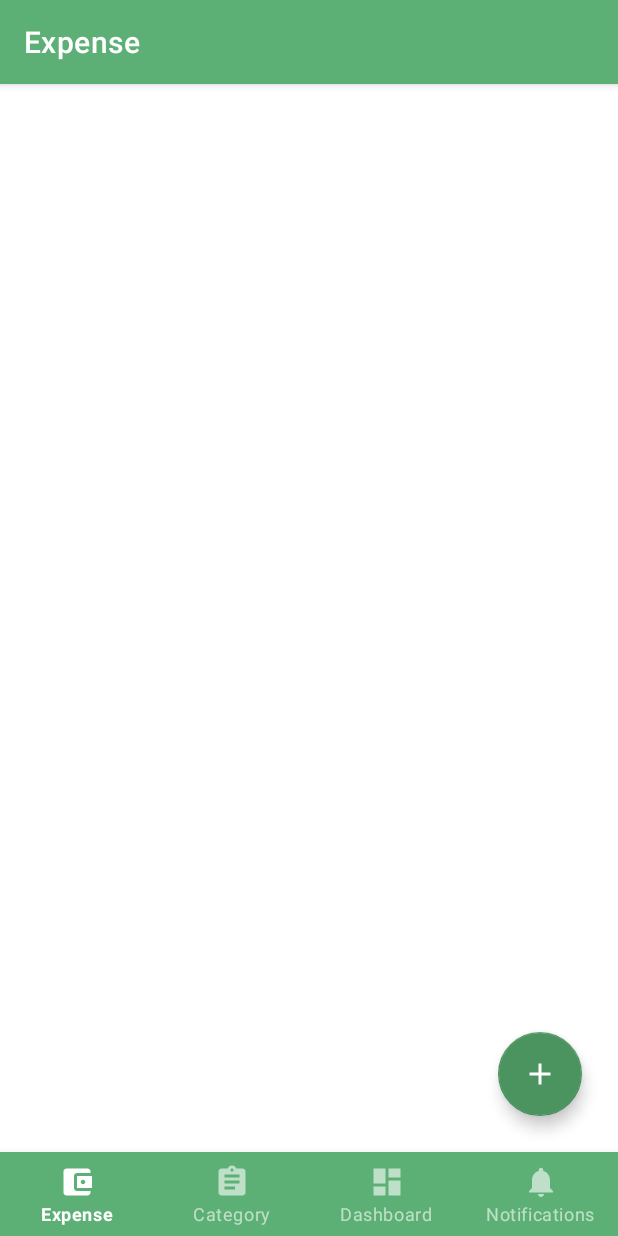
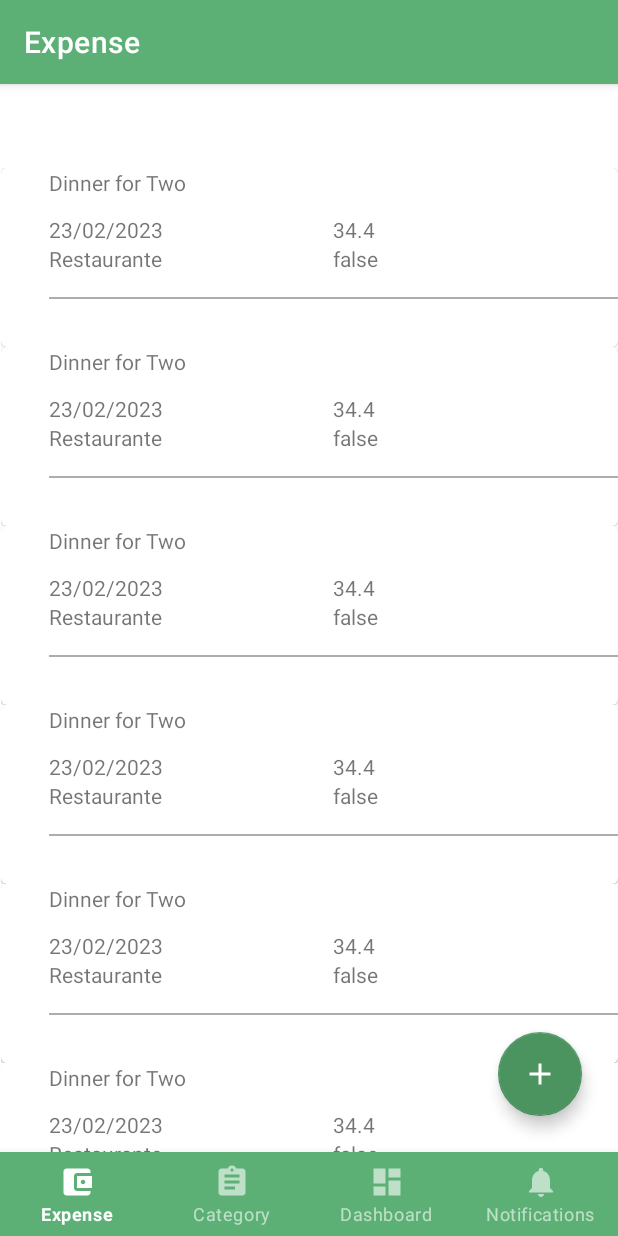
Before and after one commit to userddssilva/financial-checker-mobile, an Android app: the screen it shows after launch (MainActivity), on a phone screen of 412 x 824 dp. Run offline under Robolectric (Android 15) with nearby library versions, the phone set to English and light mode, and no system bars; our stand-ins replace navigation-ui.

Commit message:
feat: implement new list of expense

```diff
--- /dev/null
+++ b/app/src/main/java/com/financialchecker/model/adapter/ExpenseAdapter.kt
@@ -0,0 +1,54 @@
+/*
+ * MIT License
+ *
+ * Copyright (c) 2024 Financial Checker
+ *
+ * Permission is hereby granted, free of charge, to any person obtaining a copy
+ * of this software and associated documentation files (the "Software"), to deal
+ * in the Software without restriction, including without limitation the rights
+ * to use, copy, modify, merge, publish, distribute, sublicense, and/or sell
+ * copies of the Software, and to permit persons to whom the Software is
+ * furnished to do so, subject to the following conditions:
+ *
+ * The above copyright notice and this permission notice shall be included in all
+ * copies or substantial portions of the Software.
+ *
+ * THE SOFTWARE IS PROVIDED "AS IS", WITHOUT WARRANTY OF ANY KIND, EXPRESS OR
+ * IMPLIED, INCLUDING BUT NOT LIMITED TO THE WARRANTIES OF MERCHANTABILITY,
+ * FITNESS FOR A PARTICULAR PURPOSE AND NONINFRINGEMENT. IN NO EVENT SHALL THE
+ * AUTHORS OR COPYRIGHT HOLDERS BE LIABLE FOR ANY CLAIM, DAMAGES OR OTHER
+ * LIABILITY, WHETHER IN AN ACTION OF CONTRACT, TORT OR OTHERWISE, ARISING FROM,
+ * OUT OF OR IN CONNECTION WITH THE SOFTWARE OR THE USE OR OTHER DEALINGS IN THE
+ * SOFTWARE.
+ */
+
+package com.financialchecker.model.adapter
+
+import android.view.LayoutInflater
+import android.view.ViewGroup
+import androidx.recyclerview.widget.RecyclerView.Adapter
+import com.financialchecker.R
+import com.financialchecker.model.data.Expense
+import com.financialchecker.ui.expense.ExpenseViewHolder
+
+class ExpenseAdapter(private val expenses: List<Expense>) : Adapter<ExpenseViewHolder>() {
+    override fun onCreateViewHolder(parent: ViewGroup, viewType: Int): ExpenseViewHolder {
+        val context = parent.context
+        val inflater = LayoutInflater.from(context)
+        val expenseView = inflater.inflate(R.layout.item_expense, parent, false)
+        return ExpenseViewHolder(expenseView)
+    }
+
+    override fun getItemCount(): Int {
+        return expenses.size
+    }
+
+    override fun onBindViewHolder(holder: ExpenseViewHolder, position: Int) {
+        holder.description.text = expenses[position].description
+        holder.category.text = expenses[position].description
+        holder.date.text = expenses[position].date
+        holder.value.text = expenses[position].value.toString()
+        holder.category.text = expenses[position].category.name
+        holder.isPaid.text = expenses[position].isPaid.toString()
+    }
+}
--- /dev/null
+++ b/app/src/main/java/com/financialchecker/model/adapter/ExpenseCategoryAdapter.kt
@@ -0,0 +1,50 @@
+/*
+ * MIT License
+ *
+ * Copyright (c) 2024 Financial Checker
+ *
+ * Permission is hereby granted, free of charge, to any person obtaining a copy
+ * of this software and associated documentation files (the "Software"), to deal
+ * in the Software without restriction, including without limitation the rights
+ * to use, copy, modify, merge, publish, distribute, sublicense, and/or sell
+ * copies of the Software, and to permit persons to whom the Software is
+ * furnished to do so, subject to the following conditions:
+ *
+ * The above copyright notice and this permission notice shall be included in all
+ * copies or substantial portions of the Software.
+ *
+ * THE SOFTWARE IS PROVIDED "AS IS", WITHOUT WARRANTY OF ANY KIND, EXPRESS OR
+ * IMPLIED, INCLUDING BUT NOT LIMITED TO THE WARRANTIES OF MERCHANTABILITY,
+ * FITNESS FOR A PARTICULAR PURPOSE AND NONINFRINGEMENT. IN NO EVENT SHALL THE
+ * AUTHORS OR COPYRIGHT HOLDERS BE LIABLE FOR ANY CLAIM, DAMAGES OR OTHER
+ * LIABILITY, WHETHER IN AN ACTION OF CONTRACT, TORT OR OTHERWISE, ARISING FROM,
+ * OUT OF OR IN CONNECTION WITH THE SOFTWARE OR THE USE OR OTHER DEALINGS IN THE
+ * SOFTWARE.
+ */
+
+package com.financialchecker.model.adapter
+
+import android.view.LayoutInflater
+import android.view.ViewGroup
+import androidx.recyclerview.widget.RecyclerView.Adapter
+import com.financialchecker.R
+import com.financialchecker.model.data.ExpenseCategory
+import com.financialchecker.ui.category.ExpenseCategoryViewHolder
+
+class ExpenseCategoryAdapter(private val expenseCategoryItems: List<ExpenseCategory>) :
+    Adapter<ExpenseCategoryViewHolder>() {
+    override fun onCreateViewHolder(parent: ViewGroup, viewType: Int): ExpenseCategoryViewHolder {
+        val context = parent.context
+        val inflater = LayoutInflater.from(context)
+        val expenseCategoryView = inflater.inflate(R.layout.item_expense_category, parent, false)
+        return ExpenseCategoryViewHolder(expenseCategoryView)
+    }
+
+    override fun getItemCount(): Int {
+        return expenseCategoryItems.size
+    }
+
+    override fun onBindViewHolder(holder: ExpenseCategoryViewHolder, position: Int) {
+        holder.category.text = expenseCategoryItems[position].name
+    }
+}
--- a/app/src/main/java/com/financialchecker/ui/category/ExpenseCategoryAdapter.kt
+++ b/app/src/main/java/com/financialchecker/model/data/Expense.kt
@@ -22,26 +22,12 @@
  * SOFTWARE.
  */
 
-package com.financialchecker.ui.category
+package com.financialchecker.model.data
 
-import android.view.LayoutInflater
-import android.view.ViewGroup
-import androidx.recyclerview.widget.RecyclerView.Adapter
-import com.financialchecker.R
-
-class ExpenseCategoryAdapter(private val expenseCategoryItems: List<ExpenseCategory>) : Adapter<ExpenseCategoryViewHolder>() {
-    override fun onCreateViewHolder(parent: ViewGroup, viewType: Int): ExpenseCategoryViewHolder {
-        val context = parent.context
-        val inflater = LayoutInflater.from(context)
-        val expenseCategoryView = inflater.inflate(R.layout.item_expense_category, parent, false)
-        return ExpenseCategoryViewHolder(expenseCategoryView)
-    }
-
-    override fun getItemCount(): Int {
-        return expenseCategoryItems.size
-    }
-
-    override fun onBindViewHolder(holder: ExpenseCategoryViewHolder, position: Int) {
-        holder.category.text = expenseCategoryItems[position].name
-    }
-}
+data class Expense(
+    val description: String,
+    val date: String,
+    val value: Double,
+    val category: ExpenseCategory,
+    val isPaid: Boolean
+)
--- a/app/src/main/java/com/financialchecker/ui/category/ExpenseCategory.kt
+++ b/app/src/main/java/com/financialchecker/model/data/ExpenseCategory.kt
@@ -22,9 +22,9 @@
  * SOFTWARE.
  */
 
-package com.financialchecker.ui.category
+package com.financialchecker.model.data
 
 data class ExpenseCategory(
-        val name: String,
-        val isEssential: Boolean
+    val name: String,
+    val isEssential: Boolean
 )
--- a/app/src/main/java/com/financialchecker/ui/category/CategoryFragment.kt
+++ b/app/src/main/java/com/financialchecker/ui/category/CategoryFragment.kt
@@ -21,6 +21,7 @@
  * OUT OF OR IN CONNECTION WITH THE SOFTWARE OR THE USE OR OTHER DEALINGS IN THE
  * SOFTWARE.
  */
+
 package com.financialchecker.ui.category
 
 import android.os.Bundle
@@ -31,6 +32,8 @@ import androidx.fragment.app.Fragment
 import androidx.recyclerview.widget.LinearLayoutManager
 import com.financialchecker.R
 import com.financialchecker.databinding.FragmentCategoryBinding
+import com.financialchecker.model.adapter.ExpenseCategoryAdapter
+import com.financialchecker.model.data.ExpenseCategory
 
 class CategoryFragment : Fragment() {
     private var _binding: FragmentCategoryBinding? = null
--- a/app/src/main/java/com/financialchecker/ui/expense/ExpenseFragment.kt
+++ b/app/src/main/java/com/financialchecker/ui/expense/ExpenseFragment.kt
@@ -29,11 +29,14 @@ import android.os.Bundle
 import android.view.LayoutInflater
 import android.view.View
 import android.view.ViewGroup
-import android.widget.TextView
 import androidx.fragment.app.Fragment
 import androidx.lifecycle.ViewModelProvider
+import androidx.recyclerview.widget.LinearLayoutManager
 import com.financialchecker.R
 import com.financialchecker.databinding.FragmentExpenseBinding
+import com.financialchecker.model.adapter.ExpenseAdapter
+import com.financialchecker.model.data.Expense
+import com.financialchecker.model.data.ExpenseCategory
 import com.google.android.material.floatingactionbutton.FloatingActionButton
 
 class ExpenseFragment : Fragment() {
@@ -63,6 +66,24 @@ class ExpenseFragment : Fragment() {
             startActivity(intent)
         }
 
+        val expense = Expense(
+            "Dinner for Two",
+            "23/02/2023",
+            34.4,
+            ExpenseCategory("Restaurante", true),
+            false
+        )
+
+        val expenses = arrayListOf<Expense>()
+
+        for (i in 1..10) {
+            expenses.add(expense)
+        }
+
+        val expensesRecycleView = binding.rcExpenses
+        expensesRecycleView.layoutManager = LinearLayoutManager(context)
+        expensesRecycleView.adapter = ExpenseAdapter(expenses)
+
 //        val textView: TextView = binding.textHome
 //        expenseViewModel.text.observe(viewLifecycleOwner) {
 //            textView.text = it
--- /dev/null
+++ b/app/src/main/java/com/financialchecker/ui/expense/ExpenseViewHolder.kt
@@ -0,0 +1,38 @@
+/*
+ * MIT License
+ *
+ * Copyright (c) 2024 Financial Checker
+ *
+ * Permission is hereby granted, free of charge, to any person obtaining a copy
+ * of this software and associated documentation files (the "Software"), to deal
+ * in the Software without restriction, including without limitation the rights
+ * to use, copy, modify, merge, publish, distribute, sublicense, and/or sell
+ * copies of the Software, and to permit persons to whom the Software is
+ * furnished to do so, subject to the following conditions:
+ *
+ * The above copyright notice and this permission notice shall be included in all
+ * copies or substantial portions of the Software.
+ *
+ * THE SOFTWARE IS PROVIDED "AS IS", WITHOUT WARRANTY OF ANY KIND, EXPRESS OR
+ * IMPLIED, INCLUDING BUT NOT LIMITED TO THE WARRANTIES OF MERCHANTABILITY,
+ * FITNESS FOR A PARTICULAR PURPOSE AND NONINFRINGEMENT. IN NO EVENT SHALL THE
+ * AUTHORS OR COPYRIGHT HOLDERS BE LIABLE FOR ANY CLAIM, DAMAGES OR OTHER
+ * LIABILITY, WHETHER IN AN ACTION OF CONTRACT, TORT OR OTHERWISE, ARISING FROM,
+ * OUT OF OR IN CONNECTION WITH THE SOFTWARE OR THE USE OR OTHER DEALINGS IN THE
+ * SOFTWARE.
+ */
+
+package com.financialchecker.ui.expense
+
+import android.view.View
+import android.widget.TextView
+import androidx.recyclerview.widget.RecyclerView.ViewHolder
+import com.financialchecker.R
+
+class ExpenseViewHolder(itemView: View) : ViewHolder(itemView) {
+    var description: TextView = itemView.findViewById(R.id.tv_expense_description)
+    var date: TextView = itemView.findViewById(R.id.tv_expense_date)
+    var value: TextView = itemView.findViewById(R.id.tv_expense_value)
+    var category: TextView = itemView.findViewById(R.id.tv_expense_cate)
+    var isPaid: TextView = itemView.findViewById(R.id.tv_is_paid)
+}
--- a/app/src/main/res/layout/fragment_expense.xml
+++ b/app/src/main/res/layout/fragment_expense.xml
@@ -31,6 +31,7 @@
     tools:context=".ui.expense.ExpenseFragment">
 
     <androidx.recyclerview.widget.RecyclerView
+        android:id="@+id/rc_expenses"
         android:layout_width="411dp"
         android:layout_height="731dp"
         app:layout_constraintBottom_toBottomOf="parent"
--- a/app/src/main/res/layout/item_expense.xml
+++ b/app/src/main/res/layout/item_expense.xml
@@ -1,5 +1,4 @@
-<?xml version="1.0" encoding="utf-8"?>
-<!--
+<?xml version="1.0" encoding="utf-8"?><!--
   ~ MIT License
   ~
   ~ Copyright (c) 2024 Financial Checker
@@ -23,53 +22,86 @@
   ~ SOFTWARE.
   -->
 
-<androidx.constraintlayout.widget.ConstraintLayout xmlns:android="http://schemas.android.com/apk/res/android"
+<LinearLayout xmlns:android="http://schemas.android.com/apk/res/android"
     xmlns:app="http://schemas.android.com/apk/res-auto"
     xmlns:tools="http://schemas.android.com/tools"
     android:layout_width="match_parent"
+    android:layout_height="wrap_content"
+    android:orientation="vertical">
+
+    <com.google.android.material.card.MaterialCardView
+        android:layout_width="match_parent"
         android:layout_height="wrap_content">
 
+        <LinearLayout
+            android:layout_width="match_parent"
+            android:layout_height="wrap_content"
+            android:layout_marginStart="32dp"
+            android:layout_marginBottom="32dp"
+            android:orientation="vertical">
+
             <TextView
-        android:id="@+id/textView"
+                android:id="@+id/tv_expense_description"
                 android:layout_width="wrap_content"
                 android:layout_height="wrap_content"
-        android:layout_marginStart="32dp"
-        android:layout_marginTop="32dp"
-        android:text="TextView"
-        android:textSize="34sp"
                 app:layout_constraintEnd_toEndOf="parent"
                 app:layout_constraintHorizontal_bias="0.0"
                 app:layout_constraintStart_toStartOf="parent"
-        app:layout_constraintTop_toTopOf="parent" />
+                app:layout_constraintTop_toTopOf="parent"
+                tools:text="Dinner for two"
+                tools:textSize="34sp" />
+
+            <LinearLayout
+                android:layout_width="match_parent"
+                android:layout_height="wrap_content"
+                android:layout_marginTop="12dp"
+                android:orientation="horizontal"
+                android:weightSum="1.0">
 
                 <TextView
-        android:id="@+id/textView2"
-        android:layout_width="wrap_content"
+                    android:id="@+id/tv_expense_date"
+                    android:layout_width="0dp"
                     android:layout_height="wrap_content"
-        android:layout_marginTop="32dp"
-        android:text="TextView"
-        app:layout_constraintEnd_toStartOf="@+id/textView3"
-        app:layout_constraintHorizontal_bias="0.256"
-        app:layout_constraintStart_toStartOf="parent"
-        app:layout_constraintTop_toBottomOf="@+id/textView" />
+                    android:layout_weight="0.5"
+                    tools:text="01/02/2023" />
 
                 <TextView
-        android:id="@+id/textView3"
-        android:layout_width="wrap_content"
+                    android:id="@+id/tv_expense_value"
+                    android:layout_width="0dp"
                     android:layout_height="wrap_content"
-        android:layout_marginTop="32dp"
-        android:layout_marginEnd="68dp"
-        android:text="TextView"
-        app:layout_constraintEnd_toStartOf="@+id/textView4"
-        app:layout_constraintTop_toBottomOf="@+id/textView" />
+                    android:layout_weight="0.5"
+                    tools:text="R$ 200,00" />
+
+            </LinearLayout>
+
+            <LinearLayout
+                android:layout_width="match_parent"
+                android:layout_height="wrap_content"
+                android:orientation="horizontal"
+                android:weightSum="1.0">
+
 
                 <TextView
-        android:id="@+id/textView4"
-        android:layout_width="wrap_content"
+                    android:id="@+id/tv_expense_cate"
+                    android:layout_width="0dp"
                     android:layout_height="wrap_content"
-        android:layout_marginTop="32dp"
-        android:layout_marginEnd="56dp"
-        android:text="TextView"
-        app:layout_constraintEnd_toEndOf="parent"
-        app:layout_constraintTop_toBottomOf="@+id/textView" />
-</androidx.constraintlayout.widget.ConstraintLayout>
+                    android:layout_weight="0.5"
+                    tools:text="Restaurant" />
+
+                <TextView
+                    android:id="@+id/tv_is_paid"
+                    android:layout_width="0dp"
+                    android:layout_height="wrap_content"
+                    android:layout_weight="0.5"
+                    tools:text="Paid" />
+            </LinearLayout>
+
+            <View
+                android:layout_width="match_parent"
+                android:layout_height="1dp"
+                android:layout_marginTop="16dp"
+                android:background="#AFACAC" />
+
+        </LinearLayout>
+    </com.google.android.material.card.MaterialCardView>
+</LinearLayout>
```
Lines whose indentation alone changed are shown as unchanged.
